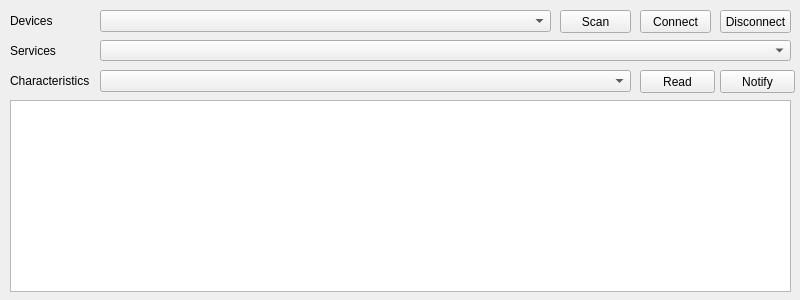
Before: the Qt Designer form Orion_Client/mainmenu.ui in SieR-VR/Orion-Archived, drawn with Qt 5.
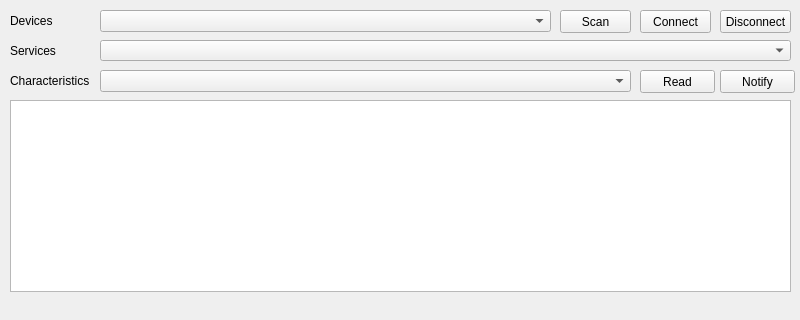
After: the same form once the commit is applied.

Diff of the .ui file:
```diff
--- a/Orion_Client/mainmenu.ui
+++ b/Orion_Client/mainmenu.ui
@@ -7,7 +7,7 @@
     <x>0</x>
     <y>0</y>
     <width>800</width>
-    <height>300</height>
+    <height>320</height>
    </rect>
   </property>
   <property name="windowTitle">
@@ -158,6 +158,19 @@
      <string>Read</string>
     </property>
    </widget>
+   <widget class="QLabel" name="lQuat">
+    <property name="geometry">
+     <rect>
+      <x>10</x>
+      <y>295</y>
+      <width>781</width>
+      <height>21</height>
+     </rect>
+    </property>
+    <property name="text">
+     <string/>
+    </property>
+   </widget>
   </widget>
  </widget>
  <resources/>
```
